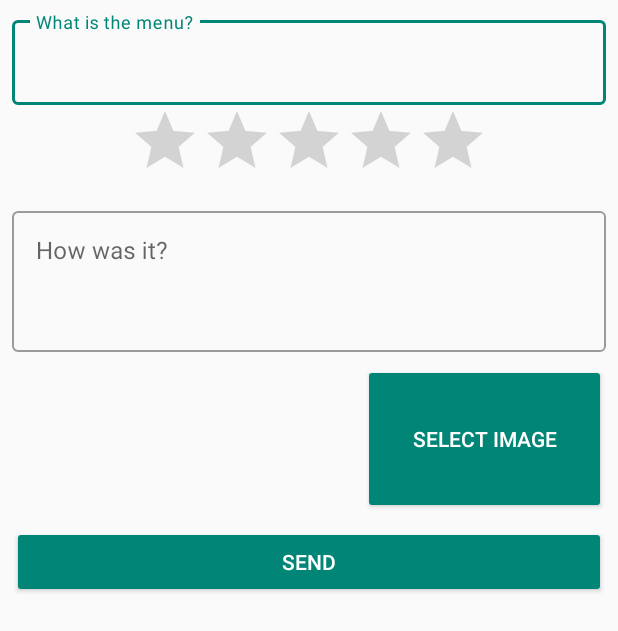
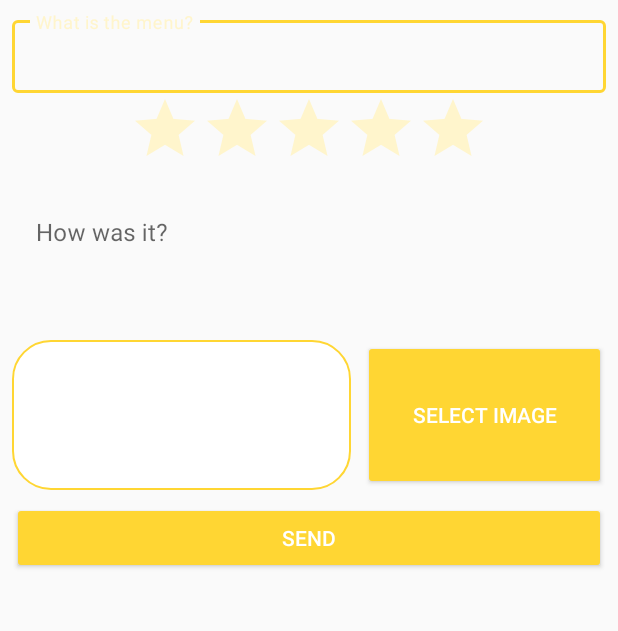
Before and after one commit to gomyk/FoodReviewApp, an Android app: the layout activity_write_review.xml on its own in the app's theme, with its tools: preview values and no code run, on a phone screen of 412 x 824 dp. Shown: the top 631 px of the screen. Run offline under Robolectric (Android 15) with nearby library versions, the light colour scheme and no system bars.

Commit message:
Change primaryColor of this project & change app name to data collector [2019/05/25]

```diff
--- a/app/src/main/AndroidManifest.xml
+++ b/app/src/main/AndroidManifest.xml
@@ -8,10 +8,10 @@
     <application
         android:name=".AccountManager.GlobalApplication"
         android:allowBackup="true"
-        android:icon="@drawable/kimdonghyun_face"
+        android:icon="@drawable/app_icon"
         android:label="@string/app_name"
         android:networkSecurityConfig="@xml/network_security_config"
-        android:roundIcon="@drawable/kimdonghyun_face"
+        android:roundIcon="@drawable/app_icon"
         android:supportsRtl="true"
         android:theme="@style/AppTheme">
         <activity android:name=".WriteReviewActivity"
--- a/app/src/main/res/drawable/border.xml
+++ b/app/src/main/res/drawable/border.xml
@@ -6,8 +6,8 @@
         android:topLeftRadius="25dp"
         android:bottomRightRadius="25dp"
         android:bottomLeftRadius="25dp" />
-    <solid android:color="@color/colorGray" />
+    <solid android:color="@color/colorWhite" />
     <stroke
-        android:width="3dp"
-        android:color="@android:color/black" />
+        android:width="1dp"
+        android:color="@color/colorPrimaryDark" />
 </shape>
--- a/app/src/main/res/layout/activity_main.xml
+++ b/app/src/main/res/layout/activity_main.xml
@@ -18,7 +18,8 @@
         android:layout_width="wrap_content"
         android:layout_height="match_parent"
         android:layout_gravity="start"
-        android:fitsSystemWindows="true"
+        android:fitsSystemWindows="false"
+        android:background="@color/colorPrimary"
         app:headerLayout="@layout/nav_header_main"
         app:menu="@menu/activity_main_drawer" />
 
--- a/app/src/main/res/layout/activity_write_review.xml
+++ b/app/src/main/res/layout/activity_write_review.xml
@@ -8,7 +8,7 @@
 
     <android.support.design.widget.TextInputLayout
         android:id="@+id/menu_review_name_layout"
-        style="@style/Widget.MaterialComponents.TextInputLayout.OutlinedBox"
+        style="@style/TextInputEditText"
         android:layout_width="match_parent"
         android:layout_height="wrap_content"
         android:layout_margin="8dp"
@@ -32,13 +32,16 @@
         android:isIndicator="false"
         android:numStars="5"
         android:stepSize="0.5"
+        android:secondaryProgressTint="@color/colorPrimary"
+        android:progressTint="@color/colorPrimaryDark"
+        android:progressBackgroundTint="@color/colorPrimary"
         app:layout_constraintEnd_toEndOf="parent"
         app:layout_constraintStart_toStartOf="parent"
         app:layout_constraintTop_toBottomOf="@id/menu_review_name_layout" />
 
     <android.support.design.widget.TextInputLayout
         android:id="@+id/menu_review_comment_layout"
-        style="@style/Widget.MaterialComponents.TextInputLayout.OutlinedBox"
+        style="@style/TextInputEditText"
         android:layout_width="match_parent"
         android:layout_height="wrap_content"
         android:layout_margin="8dp"
@@ -54,21 +57,29 @@
             android:maxLines="3"
             android:minEms="400" />
     </android.support.design.widget.TextInputLayout>
-
-    <android.support.v4.view.ViewPager
-        android:id="@+id/review_viewPager"
+    <LinearLayout
+        android:id="@+id/review_viewPager_container"
         android:layout_width="0dp"
         android:layout_height="100dp"
+        android:background="@drawable/border"
         android:layout_marginLeft="8dp"
         android:layout_marginTop="8dp"
-        android:clipToPadding="false"
-        android:paddingStart="20dp"
-        android:paddingEnd="20dp"
         app:layout_constraintHorizontal_weight="7"
         app:layout_constraintEnd_toStartOf="@id/review_image_select_button"
         app:layout_constraintStart_toStartOf="parent"
         app:layout_constraintTop_toBottomOf="@+id/menu_review_comment_layout"
-        app:layout_constraintHorizontal_chainStyle= "spread_inside"/>
+        app:layout_constraintHorizontal_chainStyle= "spread_inside">
+
+        <android.support.v4.view.ViewPager
+            android:id="@+id/review_viewPager"
+            android:layout_width="match_parent"
+            android:layout_height="match_parent"
+            android:layout_marginStart="20dp"
+            android:layout_marginTop="8dp"
+            android:layout_marginEnd="20dp"
+            android:layout_marginBottom="8dp"
+            android:clipToPadding="false" />
+    </LinearLayout>
 
     <Button
         android:id="@+id/review_image_select_button"
@@ -77,11 +88,11 @@
         android:layout_height="100dp"
         android:layout_margin="8dp"
         android:layout_marginEnd="8dp"
-        android:backgroundTint="@color/colorPrimary"
+        android:backgroundTint="@color/colorPrimaryDark"
         android:text="Select Image"
         app:layout_constraintHorizontal_weight="5"
         app:layout_constraintEnd_toEndOf="parent"
-        app:layout_constraintStart_toEndOf="@id/review_viewPager"
+        app:layout_constraintStart_toEndOf="@id/review_viewPager_container"
         app:layout_constraintTop_toBottomOf="@+id/menu_review_comment_layout"
         app:layout_constraintHorizontal_chainStyle= "spread_inside" />
 
@@ -91,7 +102,7 @@
         android:layout_width="match_parent"
         android:layout_height="wrap_content"
         android:layout_margin="8dp"
-        android:backgroundTint="@color/colorPrimary"
+        android:backgroundTint="@color/colorPrimaryDark"
         android:text="SEND"
-        app:layout_constraintTop_toBottomOf="@+id/review_viewPager" />
+        app:layout_constraintTop_toBottomOf="@+id/review_viewPager_container" />
 </android.support.constraint.ConstraintLayout>
--- a/app/src/main/res/layout/app_bar_main.xml
+++ b/app/src/main/res/layout/app_bar_main.xml
@@ -15,7 +15,9 @@
             android:id="@+id/toolbar"
             android:layout_width="match_parent"
             android:layout_height="?attr/actionBarSize"
-            android:background="?attr/colorPrimary"
+            android:background="?attr/colorPrimaryDark"
+            app:titleTextColor="@color/colorBlack"
+            app:subtitleTextColor="@color/colorBlack"
             app:popupTheme="@style/AppTheme.PopupOverlay" />
 
     </android.support.design.widget.AppBarLayout>
--- a/app/src/main/res/layout/nav_header_main.xml
+++ b/app/src/main/res/layout/nav_header_main.xml
@@ -4,7 +4,7 @@
     xmlns:tools="http://schemas.android.com/tools"
     android:layout_width="match_parent"
     android:layout_height="@dimen/nav_header_height"
-    android:background="@drawable/side_nav_bar"
+    android:background="@color/colorPrimaryDark"
     android:gravity="bottom"
     android:orientation="vertical"
     android:paddingLeft="@dimen/activity_horizontal_margin"
@@ -23,7 +23,7 @@
         android:paddingTop="@dimen/nav_header_vertical_spacing"
         app:layout_constraintStart_toStartOf="parent"
         app:layout_constraintTop_toTopOf="parent"
-        app:srcCompat="@drawable/googleg_standard_color_18" />
+        app:srcCompat="@drawable/user_icon" />
 
     <TextView
         android:id="@+id/login_text"
@@ -34,6 +34,7 @@
         android:layout_marginBottom="@dimen/nav_header_text_margin"
         android:text="@string/nav_login"
         android:textSize="@dimen/nav_header_text_size"
+        android:textColor="@color/colorBlack"
         app:layout_constraintBottom_toBottomOf="parent"
         app:layout_constraintEnd_toEndOf="parent"
         app:layout_constraintTop_toTopOf="parent" />
@@ -46,6 +47,7 @@
         android:layout_marginTop="@dimen/nav_header_text_margin"
         android:layout_marginBottom="@dimen/nav_header_text_margin"
         android:text="@string/nav_header_subtitle"
+        android:textColor="@color/colorBlack"
         app:layout_constraintBottom_toBottomOf="parent"
         app:layout_constraintStart_toStartOf="parent"
         app:layout_constraintTop_toBottomOf="@+id/user_icon" />
--- a/app/src/main/res/values/colors.xml
+++ b/app/src/main/res/values/colors.xml
@@ -1,8 +1,8 @@
 <?xml version="1.0" encoding="utf-8"?>
-<resources>
-    <color name="colorPrimary">#008577</color>
-    <color name="colorPrimaryDark">#00574B</color>
-    <color name="colorAccent">#D81B60</color>
+<resources xmlns:tools="http://schemas.android.com/tools">
+    <color name="colorPrimary">#FFF5cc</color>
+    <color name="colorPrimaryDark">#FFD633</color>
+    <color name="colorAccent">#FF9A03</color>
     <color name="colorTextBlack">#2A2A2A</color>
     <color name="colorTextGray">#B2B2B2</color>
     <color name="colorGray">#E5E5E5</color>
@@ -22,4 +22,6 @@
 
     <!-- spinner color -->
     <color name="spinner_menu_text">@color/colorTextBlack</color>
+
+    <color name="mtrl_textinput_default_box_stroke_color" tools:override="true">@color/colorPrimaryDark</color>
 </resources>
--- a/app/src/main/res/values/strings.xml
+++ b/app/src/main/res/values/strings.xml
@@ -1,9 +1,9 @@
 <resources>
-    <string name="app_name">ToyProject</string>
+    <string name="app_name">Review Collector</string>
     <string name="navigation_drawer_open">Open navigation drawer</string>
     <string name="navigation_drawer_close">Close navigation drawer</string>
     <string name="nav_header_title">Android Studio</string>
-    <string name="nav_header_subtitle">android.studio@android.com</string>
+    <string name="nav_header_subtitle">you\'re not logged in now</string>
     <string name="nav_header_desc">Navigation header</string>
     <string name="action_settings">Settings</string>
     <string name="usermgmg_signup_button">Signup</string>
--- a/app/src/main/res/values/styles.xml
+++ b/app/src/main/res/values/styles.xml
@@ -6,6 +6,10 @@
         <item name="colorPrimary">@color/colorPrimary</item>
         <item name="colorPrimaryDark">@color/colorPrimaryDark</item>
         <item name="colorAccent">@color/colorAccent</item>
+        <item name="colorControlNormal">@color/colorPrimaryDark</item>
+        <item name="colorControlActivated">@color/colorAccent</item>
+        <item name="colorControlHighlight">@color/colorAccent</item>
+
     </style>
 
     <style name="AppTheme.NoActionBar">
@@ -15,11 +19,29 @@
 
     <style name="AppTheme.Dialog" parent="Theme.AppCompat.Light.Dialog">
         <item name="windowNoTitle">true</item>
+        <item name="colorPrimary">@color/colorPrimary</item>
+        <item name="colorPrimaryDark">@color/colorPrimaryDark</item>
+        <item name="colorAccent">@color/colorAccent</item>
+        <item name="colorControlNormal">@color/colorPrimaryDark</item>
+        <item name="colorControlActivated">@color/colorAccent</item>
+        <item name="colorControlHighlight">@color/colorAccent</item>
     </style>
 
-    <style name="AppTheme.AppBarOverlay" parent="ThemeOverlay.AppCompat.Dark.ActionBar" />
+    <style name="AppTheme.AppBarOverlay" parent="ThemeOverlay.AppCompat.Dark.ActionBar" >
+        <item name="android:background">@color/colorPrimaryDark</item>
+        <item name="android:iconTint">@color/colorBlack</item>
+        <item name="android:titleTextStyle">@style/CustomTheme.ActionBar.Text</item>
+        <item name="drawerArrowStyle">@style/DrawerArrowStyle</item>
+        <item name="colorControlNormal">@color/colorBlack</item>
+        <item name="actionOverflowButtonStyle">@style/overflowButtonStyle</item>
+    </style>
 
-    <style name="AppTheme.PopupOverlay" parent="ThemeOverlay.AppCompat.Light" />
+    <style name="AppTheme.PopupOverlay" parent="ThemeOverlay.AppCompat.Light">
+        <item name="android:background">@color/colorPrimary</item>
+        <item name="android:titleTextStyle">@style/CustomTheme.ActionBar.Text</item>
+        <item name="android:listDivider">@color/colorBlack</item>
+    </style>
+
     <style name="button" parent="@android:style/Widget.Button">
         <item name="android:gravity">center_vertical|center_horizontal</item>
         <item name="android:textColor">@color/colorWhite</item>
@@ -43,4 +65,20 @@
         <item name="android:textColor">@color/colorTextBlack</item>
         <item name="android:background">@drawable/selector_editbox_bg</item>
     </style>
+    <style name="DrawerArrowStyle" parent="Widget.AppCompat.DrawerArrowToggle">
+        <item name="color">@color/colorBlack</item>
+        <item name="spinBars">true</item>
+    </style>
+    <style name="CustomTheme.ActionBar.Text" parent="@android:style/TextAppearance">
+        <item name="android:textColor">@color/colorBlack</item>
+    </style>
+    <style name="overflowButtonStyle" parent="@style/Widget.AppCompat.ActionButton.Overflow">
+        <item name="android:tint">@color/colorBlack</item>
+    </style>
+
+    <style name="TextInputEditText" parent="Widget.MaterialComponents.TextInputLayout.OutlinedBox.Dense">
+        <item name="android:textCursorDrawable">@color/colorPrimaryDark</item>
+        <item name="boxStrokeColor">@color/mtrl_textinput_default_box_stroke_color</item>
+        <item name="boxStrokeWidth">0dp</item>
+    </style>
 </resources>
```
Also changed, not shown: app/src/main/res/menu/activity_main_drawer.xml (+10 -7 lines), app/src/main/res/drawable-v24/app_icon.png (added), app/src/main/res/drawable-v24/user_icon.png (added).
